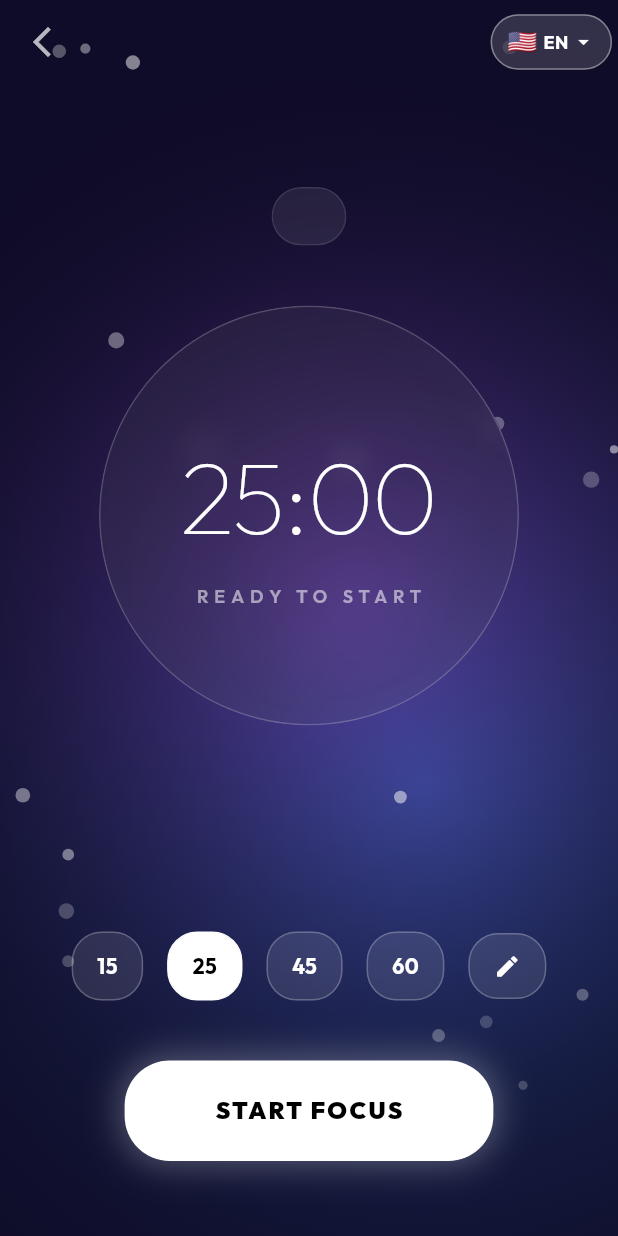
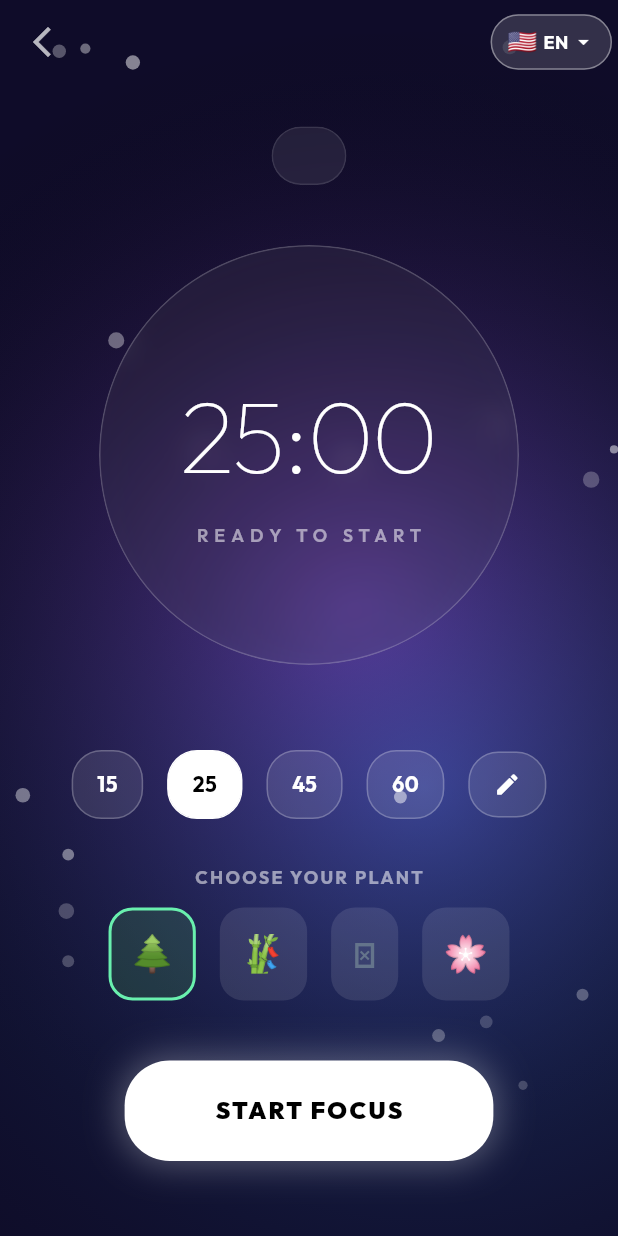
Before and after one commit to Karimaaleme/focusflow, a Flutter app: the FocusSessionScreen screen opened directly with empty values, on a phone screen of 412 x 824 dp. Run offline on Flutter 3.47's test engine with Material 3 defaults, Android fonts, the phone set to English and light mode, and no system bars; our stand-ins replace cloud_firestore, firebase_auth, firebase_core, google_fonts, image_picker, table_calendar; accounts and stored records are empty; network calls fail.

Commit message:
feat: Implement Focus Plant gamification, fix macOS networking & AI Coach

```diff
--- a/frontend/lib/l10n/app_localizations.dart
+++ b/frontend/lib/l10n/app_localizations.dart
@@ -659,6 +659,11 @@ class AppLocalizations {
   String get subGoalAdmin => isHebrew ? 'ניהול' : 'Admin';
   String get subGoalMarketing => isHebrew ? 'שיווק' : 'Marketing';
   String get subGoalLearning => isHebrew ? 'למידה' : 'Learning';
+
+  // ── Focus Plant & Forest ──
+  String get chooseYourPlant => isHebrew ? 'בחר את הצמח שלך' : 'CHOOSE YOUR PLANT';
+  String get myForest => isHebrew ? 'היער שלי' : 'My Forest';
+  String get emptyForest => isHebrew ? 'היער שלך ריק.\nהתחל סשן פוקוס כדי לגדל צמח!' : 'Your forest is empty.\nStart a focus session to grow a plant!';
 }
 
 class _AppLocalizationsDelegate
--- a/frontend/lib/screens/focus_session_screen.dart
+++ b/frontend/lib/screens/focus_session_screen.dart
@@ -42,6 +42,7 @@ class _FocusSessionScreenState extends State<FocusSessionScreen> with TickerProv
   int _totalSeconds = 0;
   int _remainingSeconds = 0;
   int _focusedSeconds = 0;
+  String _selectedPlant = 'oak';
 
   DateTime? _startedAt;
 
@@ -112,7 +113,11 @@ class _FocusSessionScreenState extends State<FocusSessionScreen> with TickerProv
 
     // Call Backend
     try {
-      final session = await _groupService.startFocusSession(_plannedMinutes, groupId: widget.groupId);
+      final session = await _groupService.startFocusSession(
+        _plannedMinutes,
+        groupId: widget.groupId,
+        plantType: _selectedPlant
+      );
       _activeSessionId = session['id'];
     } catch (e) {
       debugPrint("Backend Focus Start Error: $e");
@@ -160,7 +165,10 @@ class _FocusSessionScreenState extends State<FocusSessionScreen> with TickerProv
     // Call Backend End
     if (_activeSessionId != null) {
       try {
-        await _groupService.endFocusSession(_activeSessionId!);
+        await _groupService.endFocusSession(
+           _activeSessionId!,
+           completed: auto || _remainingSeconds == 0
+        );
         _activeSessionId = null;
       } catch (e) {
         debugPrint("Backend Focus End Error: $e");
@@ -382,6 +390,13 @@ class _FocusSessionScreenState extends State<FocusSessionScreen> with TickerProv
             ],
           ),
         ),
+        if (!_isBreak) ...[
+           const SizedBox(height: 30),
+           _PlantSelector(
+             selectedPlant: _selectedPlant,
+             onSelect: (p) => setState(() => _selectedPlant = p),
+           ),
+        ],
         const SizedBox(height: 40),
         GestureDetector(
           onTap: _startSession,
@@ -448,6 +463,51 @@ class _FocusSessionScreenState extends State<FocusSessionScreen> with TickerProv
 }
 
 // ---------------- CUSTOM WIDGETS ----------------
+
+class _PlantSelector extends StatelessWidget {
+  final String selectedPlant;
+  final ValueChanged<String> onSelect;
+
+  const _PlantSelector({required this.selectedPlant, required this.onSelect});
+
+  @override
+  Widget build(BuildContext context) {
+    final plants = [
+      {'id': 'oak', 'icon': '🌲', 'name': 'Oak'},
+      {'id': 'pine', 'icon': '🎋', 'name': 'Pine'},
+      {'id': 'bonsai', 'icon': '🪴', 'name': 'Bonsai'},
+      {'id': 'flower', 'icon': '🌸', 'name': 'Flower'},
+    ];
+
+    return Column(
+      children: [
+        Text(AppLocalizations.of(context).chooseYourPlant ?? 'CHOOSE YOUR PLANT',
+             style: const TextStyle(color: Colors.white54, fontSize: 12, letterSpacing: 1.5, fontWeight: FontWeight.bold)),
+        const SizedBox(height: 12),
+        Row(
+          mainAxisAlignment: MainAxisAlignment.center,
+          children: plants.map((p) {
+            final isSelected = selectedPlant == p['id'];
+            return GestureDetector(
+              onTap: () => onSelect(p['id'] as String),
+              child: AnimatedContainer(
+                duration: const Duration(milliseconds: 200),
+                margin: const EdgeInsets.symmetric(horizontal: 8),
+                padding: const EdgeInsets.all(12),
+                decoration: BoxDecoration(
+                  color: isSelected ? Colors.green.withOpacity(0.2) : Colors.white10,
+                  borderRadius: BorderRadius.circular(16),
+                  border: Border.all(color: isSelected ? Colors.greenAccent : Colors.transparent, width: 2),
+                ),
+                child: Text(p['icon'] as String, style: const TextStyle(fontSize: 24)),
+              ),
+            );
+          }).toList(),
+        ),
+      ],
+    );
+  }
+}
 
 class _GlassTimerCircle extends StatelessWidget {
   final String timeStr;
--- a/frontend/pubspec.yaml
+++ b/frontend/pubspec.yaml
@@ -14,9 +14,9 @@ dependencies:
     sdk: flutter
 
   # Firebase
-  firebase_core: ^2.27.0
-  firebase_auth: ^4.17.0
-  cloud_firestore: ^4.17.0
+  firebase_core: ^4.7.0
+  firebase_auth: ^6.4.0
+  cloud_firestore: ^6.3.0
 
   # Networking
   http: ^1.2.2
```
Also changed, not shown: frontend/lib/screens/analytics_screen.dart (+27 -4 lines), frontend/lib/screens/forest_screen.dart (added, +163 -0 lines), frontend/lib/services/group_service.dart (+4 -3 lines), frontend/firebase.json, frontend/lib/firebase_options.dart, frontend/pubspec.lock, 21 other files.
